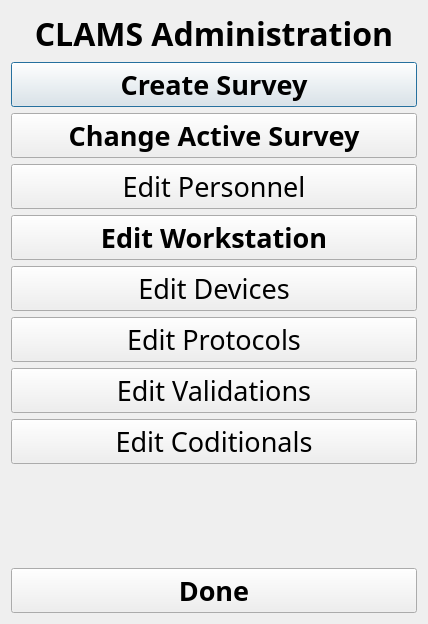
Qt form ui/AdminDlg.ui (aliciabillings-noaa/CLAMS) before a commit.
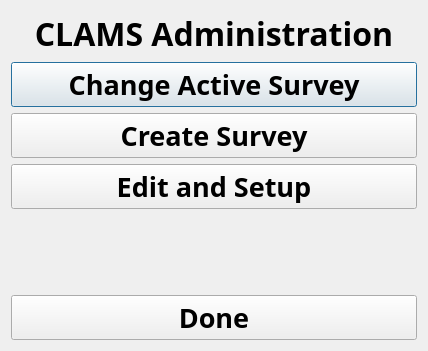
The same form after that commit.

Commit message: creating seperate setupDlg and enabling bulk enable/disable

Diff of the .ui file:
```diff
--- a/ui/AdminDlg.ui
+++ b/ui/AdminDlg.ui
@@ -7,7 +7,7 @@
     <x>0</x>
     <y>0</y>
     <width>428</width>
-    <height>624</height>
+    <height>351</height>
    </rect>
   </property>
   <property name="windowTitle">
@@ -15,6 +15,8 @@
   </property>
   <layout class="QVBoxLayout" name="verticalLayout">
    <item>
+    <layout class="QVBoxLayout" name="verticalLayout_3">
+     <item>
     <widget class="QLabel" name="label">
      <property name="font">
       <font>
@@ -32,21 +34,6 @@
      </property>
     </widget>
    </item>
-   <item>
-    <widget class="QPushButton" name="createSurveyBtn">
-     <property name="font">
-      <font>
-       <family>Arial Black</family>
-       <pointsize>20</pointsize>
-       <weight>75</weight>
-       <bold>true</bold>
-      </font>
-     </property>
-     <property name="text">
-      <string>Create Survey</string>
-     </property>
-    </widget>
-   </item>
    <item>
     <widget class="QPushButton" name="selectSurveyBtn">
      <property name="font">
@@ -63,20 +50,22 @@
     </widget>
    </item>
    <item>
-    <widget class="QPushButton" name="editPersonBtn">
+      <widget class="QPushButton" name="createSurveyBtn">
      <property name="font">
       <font>
        <family>Arial Black</family>
        <pointsize>20</pointsize>
+         <weight>75</weight>
+         <bold>true</bold>
       </font>
      </property>
      <property name="text">
-      <string>Edit Personnel</string>
+        <string>Create Survey</string>
      </property>
     </widget>
    </item>
    <item>
-    <widget class="QPushButton" name="editWorkstationBtn">
+      <widget class="QPushButton" name="setUpBtn">
      <property name="font">
       <font>
        <family>Arial Black</family>
@@ -86,75 +75,12 @@
       </font>
      </property>
      <property name="text">
-      <string>Edit Workstation</string>
-     </property>
-    </widget>
-   </item>
-   <item>
-    <widget class="QPushButton" name="editDevicesBtn">
-     <property name="font">
-      <font>
-       <family>Arial Black</family>
-       <pointsize>20</pointsize>
-       <underline>false</underline>
-      </font>
-     </property>
-     <property name="text">
-      <string>Edit Devices</string>
-     </property>
-    </widget>
-   </item>
-   <item>
-    <widget class="QPushButton" name="editProtocolsBtn">
-     <property name="font">
-      <font>
-       <family>Arial Black</family>
-       <pointsize>20</pointsize>
-       <underline>false</underline>
-      </font>
-     </property>
-     <property name="text">
-      <string>Edit Protocols</string>
-     </property>
-    </widget>
-   </item>
-   <item>
-    <widget class="QPushButton" name="editValidationsBtn">
-     <property name="font">
-      <font>
-       <family>Arial Black</family>
-       <pointsize>20</pointsize>
-       <underline>false</underline>
-      </font>
-     </property>
-     <property name="text">
-      <string>Edit Validations</string>
-     </property>
-    </widget>
-   </item>
-   <item>
-    <widget class="QPushButton" name="editConditionalsBtn">
-     <property name="font">
-      <font>
-       <family>Arial Black</family>
-       <pointsize>20</pointsize>
-       <underline>false</underline>
-      </font>
-     </property>
-     <property name="text">
-      <string>Edit Coditionals</string>
+        <string>Edit and Setup</string>
      </property>
     </widget>
    </item>
    <item>
     <spacer name="verticalSpacer">
-     <property name="font">
-      <font>
-       <family>Arial Black</family>
-       <weight>75</weight>
-       <bold>true</bold>
-      </font>
-     </property>
      <property name="orientation">
       <enum>Qt::Vertical</enum>
      </property>
@@ -180,6 +106,8 @@
       <string>Done</string>
      </property>
     </widget>
+     </item>
+    </layout>
    </item>
   </layout>
  </widget>
```
Lines whose indentation alone changed are shown as unchanged. The commit also changes 11 other files.
